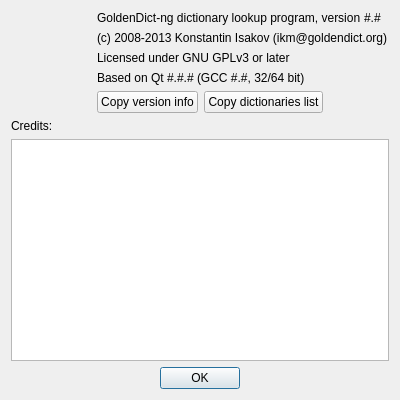
Before: the Qt Designer form src/ui/about.ui in xiaoyifang/goldendict-ng, drawn with Qt 5.
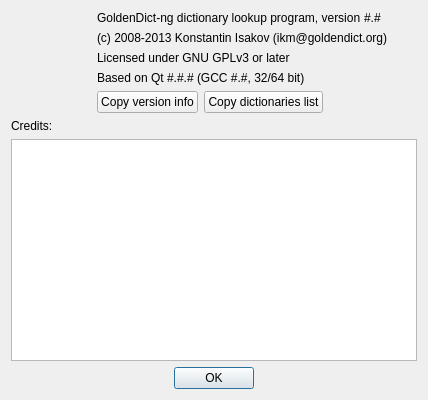
After: the same form once the commit is applied. Icons and pictures are not drawn.

Commit message: i18n: update translation template

Patch:
```diff
--- a/src/ui/about.ui
+++ b/src/ui/about.ui
@@ -9,7 +9,7 @@
    <rect>
     <x>0</x>
     <y>0</y>
-    <width>400</width>
+    <width>428</width>
     <height>400</height>
    </rect>
   </property>
```
Left out of the diff: 6 changed lines with no effect on the pictures. The commit also changes 2 other files.
